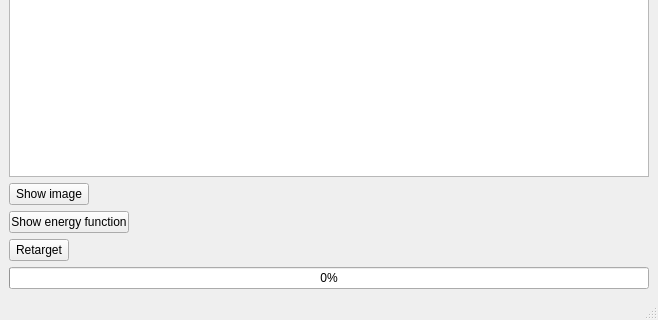
Old version of the form RetargetWindow.ui in the repository schibalt/seamcarve; both pictures show x 0 to 658 and y 333 to 653 of the 658 by 653 pixel window.
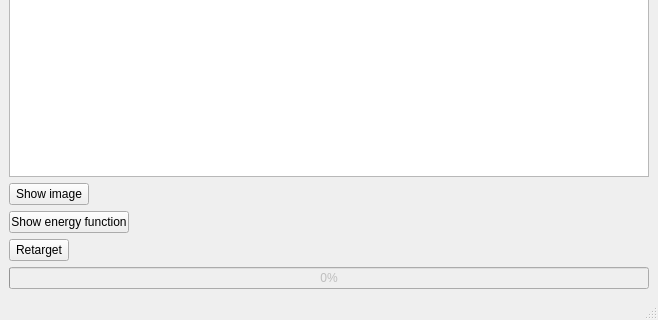
New version of the form.

```diff
--- a/RetargetWindow.ui
+++ b/RetargetWindow.ui
@@ -20,6 +20,9 @@
     </item>
     <item row="7" column="0">
      <widget class="QProgressBar" name="progressBar">
+      <property name="enabled">
+       <bool>false</bool>
+      </property>
       <property name="value">
        <number>0</number>
       </property>
```
